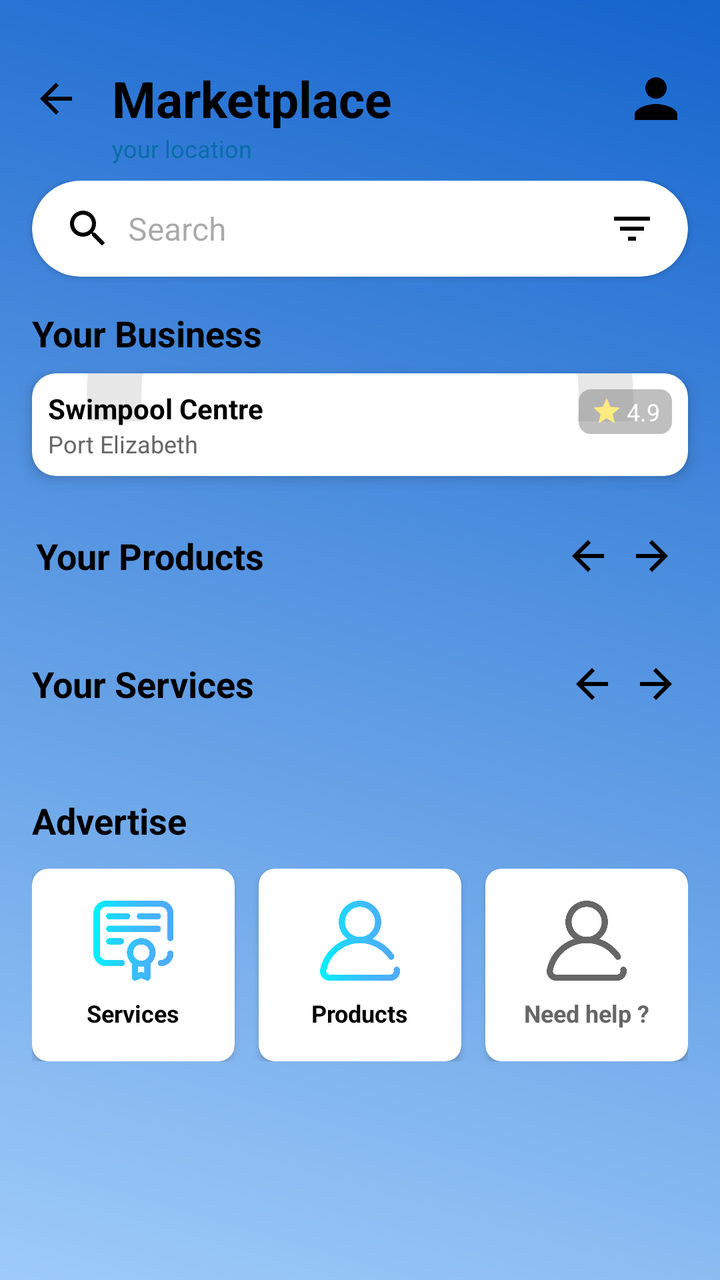
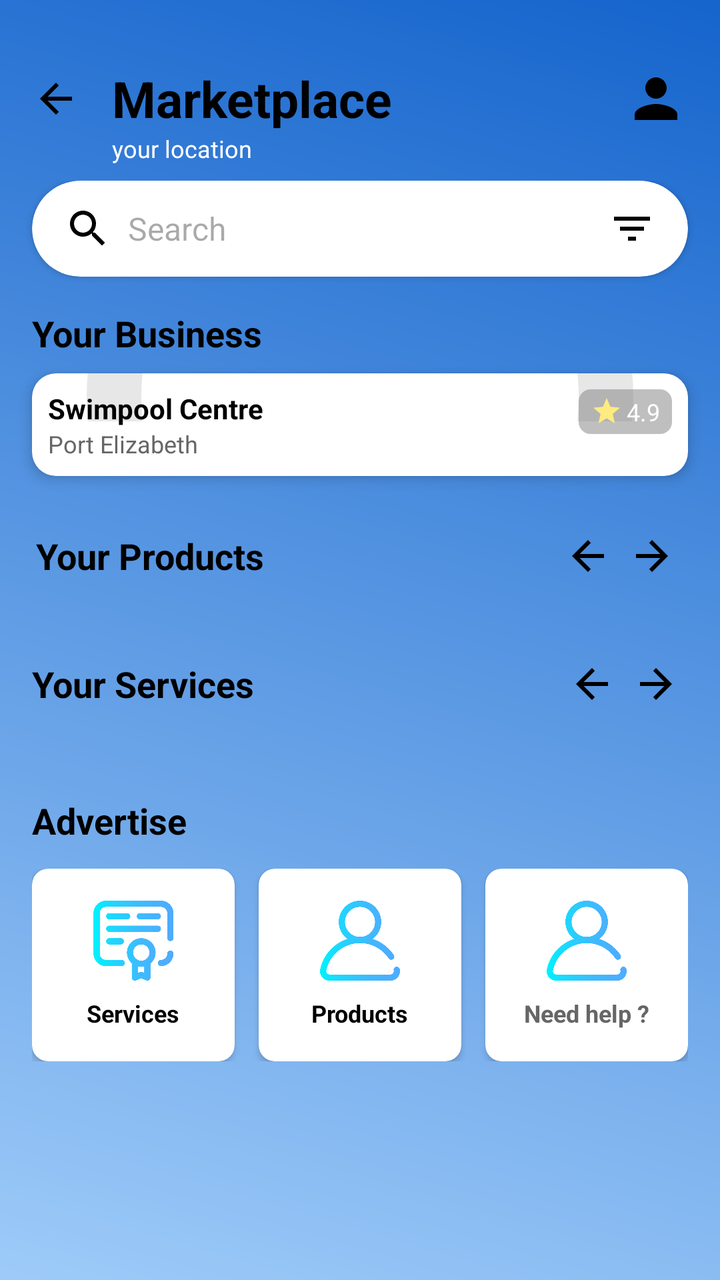

Screens rendered from an Android XML layout before and after an edit, with the pre-edit source and the edit as a unified diff.
<!-- AndroidManifest.xml: application theme Theme.PoolApp -->
<!-- res/layout/sp_marketplace.xml -->
<?xml version="1.0" encoding="utf-8"?>
<androidx.constraintlayout.widget.ConstraintLayout
    xmlns:android="http://schemas.android.com/apk/res/android"
    xmlns:app="http://schemas.android.com/apk/res-auto"
    xmlns:tools="http://schemas.android.com/tools"
    android:layout_width="match_parent"
    android:layout_height="match_parent"
    android:background="@drawable/pbg"
    tools:context=".SP_MarketplaceFragment">

    <androidx.constraintlayout.widget.ConstraintLayout
        android:id="@+id/cl_top_bar"
        android:layout_width="match_parent"
        android:layout_height="wrap_content"
        android:paddingTop="16dp"
        android:paddingBottom="8dp"
        app:layout_constraintTop_toTopOf="parent">

        <ImageButton
            android:id="@+id/btn_back"
            android:layout_width="wrap_content"
            android:layout_height="wrap_content"
            android:padding="16dp"
            android:background="@android:color/transparent"
            android:src="@drawable/ic_arrow_back_white_24dp"
            app:tint="@color/black"
            android:contentDescription="Back"
            app:layout_constraintStart_toStartOf="parent"
            app:layout_constraintTop_toTopOf="parent"
            app:layout_constraintBottom_toBottomOf="parent"/>

        <TextView
            android:id="@+id/tv_marketplace_title"
            android:layout_width="wrap_content"
            android:layout_height="wrap_content"
            android:text="Marketplace"
            android:textColor="@color/black"
            android:textSize="25sp"
            android:textStyle="bold"
            app:layout_constraintStart_toEndOf="@id/btn_back"
            app:layout_constraintTop_toTopOf="parent"
            app:layout_constraintBottom_toBottomOf="parent"/>

        <TextView
            android:id="@+id/tv_user_location"
            android:layout_width="wrap_content"
            android:layout_height="wrap_content"
            android:text="your location"
            android:textColor="@color/colorPrimary"
            android:textSize="12sp"
            app:layout_constraintStart_toStartOf="@id/tv_marketplace_title"
            app:layout_constraintTop_toBottomOf="@id/tv_marketplace_title"/>

        <ImageView
            android:id="@+id/iv_profile_icon"
            android:layout_width="32dp"
            android:layout_height="32dp"
            android:layout_marginEnd="16dp"
            android:src="@drawable/ic_profile_placeholder"
            android:contentDescription="Profile"
            app:layout_constraintEnd_toEndOf="parent"
            app:layout_constraintTop_toTopOf="parent"
            app:layout_constraintBottom_toBottomOf="parent"/>

    </androidx.constraintlayout.widget.ConstraintLayout>

    <androidx.core.widget.NestedScrollView
        android:layout_width="0dp"
        android:layout_height="0dp"
        app:layout_constraintTop_toBottomOf="@id/cl_top_bar"
        app:layout_constraintBottom_toBottomOf="parent"
        app:layout_constraintStart_toStartOf="parent"
        app:layout_constraintEnd_toEndOf="parent">

        <LinearLayout
            android:layout_width="match_parent"
            android:layout_height="wrap_content"
            android:orientation="vertical"
            android:paddingBottom="80dp">

            <androidx.cardview.widget.CardView
                android:layout_width="match_parent"
                android:layout_height="wrap_content"
                android:layout_marginHorizontal="16dp"
                android:layout_marginBottom="16dp"
                app:cardCornerRadius="24dp"
                app:cardElevation="2dp">

                <LinearLayout
                    android:layout_width="match_parent"
                    android:layout_height="48dp"
                    android:orientation="horizontal"
                    android:gravity="center_vertical"
                    android:paddingHorizontal="16dp">

                    <ImageView
                        android:layout_width="24dp"
                        android:layout_height="24dp"
                        android:src="@drawable/ic_search"
                        android:contentDescription="Search Icon"
                        app:tint="@color/black" />

                    <EditText
                        android:layout_width="0dp"
                        android:layout_height="match_parent"
                        android:layout_weight="1"
                        android:background="@android:color/transparent"
                        android:hint="Search"
                        android:paddingHorizontal="8dp"
                        android:inputType="text"
                        android:maxLines="1"
                        android:textSize="16sp"/>

                    <ImageView
                        android:layout_width="24dp"
                        android:layout_height="24dp"
                        android:src="@drawable/ic_filter"
                        app:tint="@color/black"
                        android:contentDescription="Filter/Sort"/>
                </LinearLayout>
            </androidx.cardview.widget.CardView>

            <TextView
                android:layout_width="wrap_content"
                android:layout_height="wrap_content"
                android:layout_marginStart="16dp"
                android:text="Your Business"
                android:textColor="@color/black"
                android:textSize="18sp"
                android:textStyle="bold"
                android:layout_marginBottom="8dp"/>

            <include
                android:id="@+id/card_your_business"
                layout="@layout/item_business_card"
                android:layout_width="match_parent"
                android:layout_height="wrap_content"
                android:layout_marginHorizontal="16dp"
                android:layout_marginBottom="24dp"/>

            <LinearLayout
                android:layout_width="match_parent"
                android:layout_height="wrap_content"
                android:orientation="vertical">

                <LinearLayout
                    android:layout_width="match_parent"
                    android:layout_height="wrap_content"
                    android:orientation="horizontal"
                    android:gravity="center_vertical"
                    android:paddingHorizontal="18dp"
                    android:layout_marginBottom="8dp">

                    <TextView
                        android:layout_width="0dp"
                        android:layout_height="wrap_content"
                        android:layout_weight="1"
                        android:text="Your Products"
                        android:textColor="@color/black"
                        android:textSize="18sp"
                        android:textStyle="bold" />

                    <ImageButton
                        android:id="@+id/btn_prev_product"
                        android:layout_width="wrap_content"
                        android:layout_height="wrap_content"
                        android:src="@drawable/ic_arrow_back_white_24dp"
                        app:tint="@color/black"
                        android:background="@android:color/transparent"
                        android:contentDescription="Previous Product"
                        android:padding="4dp"/>

                    <ImageButton
                        android:id="@+id/btn_next_product"
                        android:layout_width="wrap_content"
                        android:layout_height="wrap_content"
                        android:src="@drawable/ic_arrow_forward_black_24dp"
                        android:background="@android:color/transparent"
                        android:contentDescription="Next Product"
                        android:padding="4dp"/>
                </LinearLayout>

                <androidx.recyclerview.widget.RecyclerView
                    android:id="@+id/rv_products"
                    android:layout_width="match_parent"
                    android:layout_height="wrap_content"
                    android:orientation="horizontal"
                    android:paddingHorizontal="16dp"
                    android:clipToPadding="false"
                    android:layout_marginBottom="24dp"
                    app:layoutManager="androidx.recyclerview.widget.LinearLayoutManager"
                    tools:listitem="@layout/item_generic_list_card"/>
            </LinearLayout>

            <LinearLayout
                android:layout_width="match_parent"
                android:layout_height="wrap_content"
                android:orientation="vertical">

                <LinearLayout
                    android:layout_width="match_parent"
                    android:layout_height="wrap_content"
                    android:orientation="horizontal"
                    android:gravity="center_vertical"
                    android:paddingHorizontal="16dp"
                    android:layout_marginBottom="8dp">

                    <TextView
                        android:layout_width="0dp"
                        android:layout_height="wrap_content"
                        android:layout_weight="1"
                        android:text="Your Services"
                        android:textColor="@color/black"
                        android:textSize="18sp"
                        android:textStyle="bold" />

                    <ImageButton
                        android:id="@+id/btn_prev_service"
                        android:layout_width="wrap_content"
                        android:layout_height="wrap_content"
                        android:src="@drawable/ic_arrow_back_white_24dp"
                        app:tint="@color/black"
                        android:background="@android:color/transparent"
                        android:contentDescription="Previous Service"
                        android:padding="4dp"/>

                    <ImageButton
                        android:id="@+id/btn_next_service"
                        android:layout_width="wrap_content"
                        android:layout_height="wrap_content"
                        android:src="@drawable/ic_arrow_forward_black_24dp"
                        android:background="@android:color/transparent"
                        android:contentDescription="Next Service"
                        android:padding="4dp"/>
                </LinearLayout>

                <androidx.recyclerview.widget.RecyclerView
                    android:id="@+id/rv_services"
                    android:layout_width="match_parent"
                    android:layout_height="wrap_content"
                    android:orientation="horizontal"
                    android:paddingHorizontal="16dp"
                    android:clipToPadding="false"
                    android:layout_marginBottom="24dp"
                    app:layoutManager="androidx.recyclerview.widget.LinearLayoutManager"
                    tools:listitem="@layout/item_generic_list_card"/>
            </LinearLayout>


            <TextView
                android:layout_width="wrap_content"
                android:layout_height="wrap_content"
                android:layout_marginStart="16dp"
                android:layout_marginTop="8dp"
                android:layout_marginBottom="12dp"
                android:text="Advertise"
                android:textColor="@color/black"
                android:textSize="18sp"
                android:textStyle="bold" />

            <LinearLayout
                android:layout_width="match_parent"
                android:layout_height="wrap_content"
                android:orientation="horizontal"
                android:gravity="center"
                android:paddingHorizontal="16dp"
                android:layout_marginBottom="16dp">

                <androidx.cardview.widget.CardView
                    android:layout_width="0dp"
                    android:layout_height="wrap_content"
                    android:layout_weight="1"
                    android:layout_marginEnd="8dp"
                    app:cardCornerRadius="8dp"
                    app:cardElevation="2dp">

                    <LinearLayout
                        android:layout_width="match_parent"
                        android:layout_height="wrap_content"
                        android:orientation="vertical"
                        android:gravity="center"
                        android:paddingVertical="16dp">

                        <ImageView
                            android:layout_width="40dp"
                            android:layout_height="40dp"
                            android:src="@drawable/certificate"
                            android:contentDescription="Advertise Services"
                          />

                        <TextView
                            android:layout_width="wrap_content"
                            android:layout_height="wrap_content"
                            android:text="Services"
                            android:textColor="@color/black"
                            android:textSize="12sp"
                            android:textStyle="bold"
                            android:layout_marginTop="8dp"/>
                    </LinearLayout>
                </androidx.cardview.widget.CardView>

                <androidx.cardview.widget.CardView
                    android:layout_width="0dp"
                    android:layout_height="wrap_content"
                    android:layout_weight="1"
                    android:layout_marginHorizontal="4dp"
                    app:cardCornerRadius="8dp"
                    app:cardElevation="2dp">

                    <LinearLayout
                        android:layout_width="match_parent"
                        android:layout_height="wrap_content"
                        android:orientation="vertical"
                        android:gravity="center"
                        android:paddingVertical="16dp">

                        <ImageView
                            android:layout_width="40dp"
                            android:layout_height="40dp"
                            android:src="@drawable/profile"
                            android:contentDescription="Advertise Products"
                           />

                        <TextView
                            android:layout_width="wrap_content"
                            android:layout_height="wrap_content"
                            android:text="Products"
                            android:textColor="@color/black"
                            android:textSize="12sp"
                            android:textStyle="bold"
                            android:layout_marginTop="8dp"/>
                    </LinearLayout>
                </androidx.cardview.widget.CardView>

                <androidx.cardview.widget.CardView
                    android:layout_width="0dp"
                    android:layout_height="wrap_content"
                    android:layout_weight="1"
                    android:layout_marginStart="8dp"
                    app:cardCornerRadius="8dp"
                    app:cardElevation="2dp">

                    <LinearLayout
                        android:layout_width="match_parent"
                        android:layout_height="wrap_content"
                        android:orientation="vertical"
                        android:gravity="center"
                        android:paddingVertical="16dp">

                        <ImageView
                            android:layout_width="40dp"
                            android:layout_height="40dp"
                            android:src="@drawable/profile"
                            android:contentDescription="Advertise Help"
                            app:tint="@color/grey_dark" />

                        <TextView
                            android:layout_width="wrap_content"
                            android:layout_height="wrap_content"
                            android:text="Need help ?"
                            android:textColor="@color/grey_dark"
                            android:textSize="12sp"
                            android:textStyle="bold"
                            android:layout_marginTop="8dp"/>
                    </LinearLayout>
                </androidx.cardview.widget.CardView>
            </LinearLayout>

        </LinearLayout>
    </androidx.core.widget.NestedScrollView>

</androidx.constraintlayout.widget.ConstraintLayout>
<!-- res/layout/item_business_card.xml (included above) -->
<androidx.cardview.widget.CardView
    xmlns:android="http://schemas.android.com/apk/res/android"
    xmlns:app="http://schemas.android.com/apk/res-auto"
    xmlns:tools="http://schemas.android.com/tools"
    android:layout_width="200dp"
    android:layout_height="140dp"
    android:layout_marginEnd="12dp"
    app:cardCornerRadius="12dp"
    app:cardElevation="4dp">

    <androidx.constraintlayout.widget.ConstraintLayout
        android:layout_width="match_parent"
        android:layout_height="match_parent">

        <ImageView
            android:id="@+id/iv_business_image"
            android:layout_width="match_parent"
            android:layout_height="match_parent"
            android:contentDescription="Business Background"
            android:scaleType="centerCrop"
            android:src="@drawable/ic_wavy_background_placeholder"
            tools:layout_editor_absoluteX="16dp"
            tools:layout_editor_absoluteY="16dp" />

        <TextView
            android:id="@+id/tv_business_rating"
            android:layout_width="wrap_content"
            android:layout_height="wrap_content"
            android:background="@drawable/rounded_transparent_bg"
            android:paddingHorizontal="6dp"
            android:paddingVertical="3dp"
            android:textColor="@color/white"
            android:textSize="12sp"
            android:drawablePadding="2dp"
            android:drawableStart="@drawable/ic_star_yellow_16dp"
            android:text="4.9"
            android:gravity="center_vertical"
            app:layout_constraintTop_toTopOf="parent"
            app:layout_constraintEnd_toEndOf="parent"
            android:layout_marginTop="8dp"
            android:layout_marginEnd="8dp"/>

        <LinearLayout
            android:layout_width="match_parent"
            android:layout_height="wrap_content"
            android:orientation="vertical"
            android:padding="8dp"
            android:background="@color/white_transparent_50"
            app:layout_constraintBottom_toBottomOf="parent">

            <TextView
                android:id="@+id/tv_business_name"
                android:layout_width="wrap_content"
                android:layout_height="wrap_content"
                android:text="Swimpool Centre"
                android:textColor="@color/black"
                android:textSize="14sp"
                android:textStyle="bold"
                android:maxLines="1"
                android:ellipsize="end"/>

            <TextView
                android:id="@+id/tv_business_location"
                android:layout_width="wrap_content"
                android:layout_height="wrap_content"
                android:text="Port Elizabeth"
                android:textColor="@color/grey_dark"
                android:textSize="12sp"
                android:maxLines="1"
                android:ellipsize="end"/>
        </LinearLayout>

    </androidx.constraintlayout.widget.ConstraintLayout>

</androidx.cardview.widget.CardView>
<!-- res/layout/item_generic_list_card.xml (included above) -->
<?xml version="1.0" encoding="utf-8"?>
<androidx.cardview.widget.CardView
    xmlns:android="http://schemas.android.com/apk/res/android"
    xmlns:app="http://schemas.android.com/apk/res-auto"
    android:layout_width="120dp"
    android:layout_height="140dp"
    android:layout_marginEnd="12dp"
    android:clickable="true"
    android:focusable="true"
    android:foreground="?attr/selectableItemBackground"
    app:cardCornerRadius="8dp"
    app:cardElevation="2dp">

    <LinearLayout
        android:layout_width="match_parent"
        android:layout_height="match_parent"
        android:orientation="vertical"
        android:gravity="center_horizontal"
        android:padding="8dp">

        <ImageView
            android:id="@+id/iv_item_image"
            android:layout_width="60dp"
            android:layout_height="60dp"
            android:src="@drawable/password"

            android:scaleType="centerCrop"
            android:contentDescription="Item Image"/>

        <TextView
            android:id="@+id/tv_item_title"
            android:layout_width="wrap_content"
            android:layout_height="wrap_content"
            android:layout_marginTop="4dp"
            android:text="Generic Title"
            android:textSize="14sp"
            android:maxLines="1"
            android:ellipsize="end"
            android:textColor="@color/black"
            android:textStyle="bold"/>

        <TextView
            android:id="@+id/tv_item_subtext"
            android:layout_width="wrap_content"
            android:layout_height="wrap_content"
            android:text="R 0.00 / details"
            android:textSize="12sp"
            android:textColor="@color/colorPrimary"/>

    </LinearLayout>
</androidx.cardview.widget.CardView>
<!-- resources referenced by this layout -->
<resources>
  <color name="black">#FF000000</color>
  <color name="colorPrimary">#096ca7</color>
  <color name="grey_dark">#666666</color>
  <color name="white">#FFFFFFFF</color>
  <color name="white_transparent_50">#80FFFFFF</color>
  <!-- drawable ic_arrow_back_white_24dp (drawable) -->
  <vector xmlns:android="http://schemas.android.com/apk/res/android"
      android:width="24dp"
      android:height="24dp"
      android:viewportWidth="24"
      android:viewportHeight="24"
      android:tint="#FFFFFF"> <path
      android:fillColor="@android:color/white"
      android:pathData="M20,11L7.83,11l5.59,-5.59L12,4L4,12l8,8 1.41,-1.41L7.83,13L20,13z"/>
  </vector>
  <!-- drawable ic_arrow_forward_black_24dp (drawable) -->
  <vector xmlns:android="http://schemas.android.com/apk/res/android"
      android:width="24dp"
      android:height="24dp"
      android:viewportWidth="24"
      android:viewportHeight="24"
      android:tint="#000000"> <path
      android:fillColor="@android:color/black"
      android:pathData="M12,4l-1.41,1.41L16.17,11H4v2h12.17l-5.58,5.59L12,20l8,-8z"/>
  </vector>
  <!-- drawable ic_filter (drawable) -->
  <vector android:height="24dp" android:tint="#808080"
      android:viewportHeight="24" android:viewportWidth="24"
      android:width="24dp" xmlns:android="http://schemas.android.com/apk/res/android">
      <path android:fillColor="@android:color/white" android:pathData="M10,18h4v-2h-4v2zM3,6v2h18V6H3zM6,13h12v-2H6v2z"/>
  </vector>
  <!-- drawable ic_profile_placeholder (drawable) -->
  <vector android:height="24dp" android:tint="#000000"
      android:viewportHeight="24" android:viewportWidth="24"
      android:width="24dp" xmlns:android="http://schemas.android.com/apk/res/android">
      <path android:fillColor="@android:color/white" android:pathData="M12,12c2.21,0 4,-1.79 4,-4s-1.79,-4 -4,-4 -4,1.79 -4,4 1.79,4 4,4zM12,14c-2.67,0 -8,1.34 -8,4v2h16v-2c0,-2.66 -5.33,-4 -8,-4z"/>
  </vector>
  <!-- drawable ic_search (drawable) -->
  <vector android:height="24dp" android:tint="#808080"
      android:viewportHeight="24" android:viewportWidth="24"
      android:width="24dp" xmlns:android="http://schemas.android.com/apk/res/android">
      <path android:fillColor="@android:color/white" android:pathData="M15.5,14h-0.79l-0.28,-0.27C15.41,12.59 16,11.11 16,9.5 16,5.91 13.09,3 9.5,3S3,5.91 3,9.5 5.91,16 9.5,16c1.61,0 3.09,-0.59 4.23,-1.57l0.27,0.28v0.79l5,4.99L20.49,19l-4.99,-5zM9.5,14C7.01,14 5,11.99 5,9.5S7.01,5 9.5,5 14,7.01 14,9.5 11.99,14 9.5,14z"/>
  </vector>
  <!-- drawable ic_star_yellow_16dp (drawable) -->
  <vector xmlns:android="http://schemas.android.com/apk/res/android"
      android:width="16dp"
      android:height="16dp"
      android:viewportWidth="24"
      android:viewportHeight="24">
      <path
          android:fillColor="#FFD700"
          android:pathData="M12,17.27L18.18,21L16.54,13.97L22,9.24L14.81,8.62L12,2L9.19,8.62L2,9.24L7.45,13.97L5.82,21L12,17.27Z"/>
  </vector>
  <!-- drawable rounded_transparent_bg (drawable) -->
  <shape xmlns:android="http://schemas.android.com/apk/res/android"
      android:shape="rectangle">
      <solid android:color="#80000000"/> <corners android:radius="6dp"/>
      <padding
          android:left="4dp"
          android:top="2dp"
          android:right="4dp"
          android:bottom="2dp" />
  </shape>
  <color name="colorPrimaryVariant">#034b75</color>
  <color name="colorOnPrimary">#FFFFFF</color>
  <color name="colorSecondary">#0A57FF</color>
  <color name="colorOnSecondary">#FFFFFF</color>
  <color name="colorSurface">#FFFFFF</color>
  <color name="colorOnSurface">#1C1B1F</color>
  <!-- unchanged entries left out for length: 6 -->
</resources>

<!-- the commit's change to res/layout/sp_marketplace.xml (unified diff, before → after) -->
@@ -46,10 +46,10 @@
             android:layout_width="wrap_content"
             android:layout_height="wrap_content"
             android:text="your location"
-            android:textColor="@color/colorPrimary"
+            android:textColor="@color/colorOnPrimary"
             android:textSize="12sp"
             app:layout_constraintStart_toStartOf="@id/tv_marketplace_title"
-            app:layout_constraintTop_toBottomOf="@id/tv_marketplace_title"/>
+            app:layout_constraintTop_toBottomOf="@id/tv_marketplace_title" />
 
         <ImageView
             android:id="@+id/iv_profile_icon"
@@ -351,8 +351,7 @@
                             android:layout_width="40dp"
                             android:layout_height="40dp"
                             android:src="@drawable/profile"
-                            android:contentDescription="Advertise Help"
-                            app:tint="@color/grey_dark" />
+                            android:contentDescription="Advertise Help" />
 
                         <TextView
                             android:layout_width="wrap_content"
